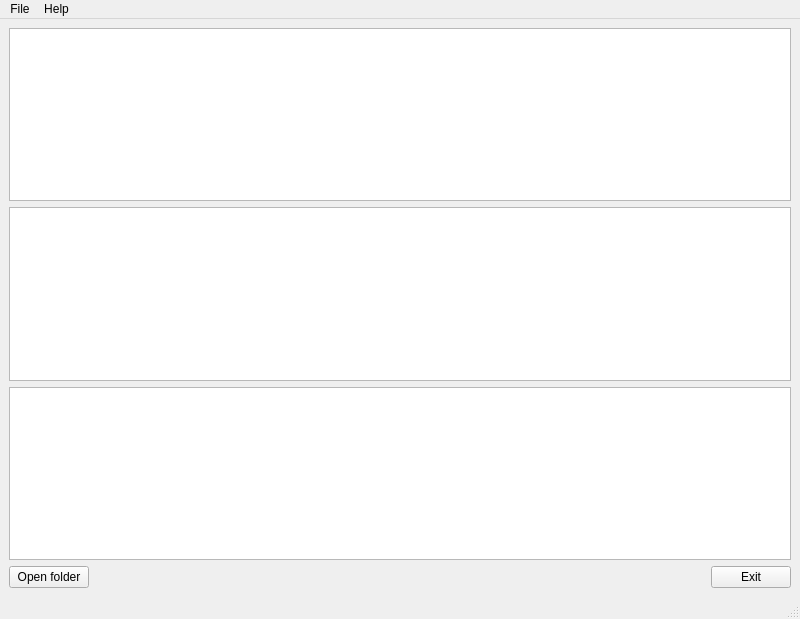
This is Git_Gui_Client/gui_main_window.ui in Dmytro-Dombrovskyi/Git_GUI_Client as Qt 5 draws it before an edit. The edited form follows.
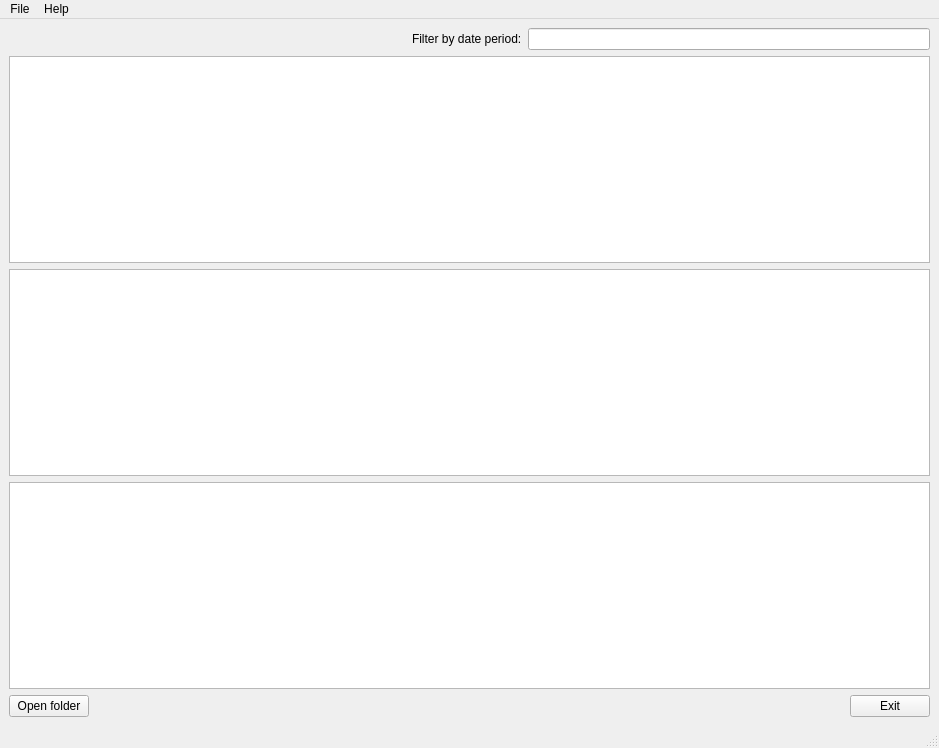
This is the edited form. Icons and pictures are not drawn.

Commit message: add filter to my model.

```diff
--- a/Git_Gui_Client/gui_main_window.ui
+++ b/Git_Gui_Client/gui_main_window.ui
@@ -6,14 +6,46 @@
    <rect>
     <x>0</x>
     <y>0</y>
-    <width>800</width>
-    <height>619</height>
+    <width>939</width>
+    <height>748</height>
    </rect>
   </property>
   <property name="windowTitle">
    <string>Git client</string>
   </property>
   <widget class="QWidget" name="centralwidget">
+   <layout class="QVBoxLayout" name="verticalLayout_2">
+    <item>
+     <layout class="QHBoxLayout" name="horizontalLayout_2">
+      <item>
+       <spacer name="horizontalSpacer_3">
+        <property name="orientation">
+         <enum>Qt::Horizontal</enum>
+        </property>
+        <property name="sizeHint" stdset="0">
+         <size>
+          <width>40</width>
+          <height>20</height>
+         </size>
+        </property>
+       </spacer>
+      </item>
+      <item>
+       <widget class="QLabel" name="label">
+        <property name="text">
+         <string>Filter by date period:</string>
+        </property>
+        <property name="buddy">
+         <cstring>lineEdit_FilterPeriod</cstring>
+        </property>
+       </widget>
+      </item>
+      <item>
+       <widget class="QLineEdit" name="lineEdit_FilterPeriod"/>
+      </item>
+     </layout>
+    </item>
+    <item>
    <layout class="QVBoxLayout" name="verticalLayout">
     <item>
      <widget class="QTableView" name="tableView">
@@ -57,7 +89,7 @@
        <bool>false</bool>
       </attribute>
       <attribute name="verticalHeaderStretchLastSection">
-       <bool>true</bool>
+         <bool>false</bool>
       </attribute>
      </widget>
     </item>
@@ -67,6 +99,8 @@
     <item>
      <widget class="QTableView" name="tableView_Files"/>
     </item>
+     </layout>
+    </item>
     <item>
      <layout class="QHBoxLayout" name="horizontalLayout">
       <item>
@@ -118,7 +152,7 @@
     <rect>
      <x>0</x>
      <y>0</y>
-     <width>800</width>
+     <width>939</width>
      <height>26</height>
     </rect>
    </property>
```
Left out of the diff: 4 changed lines with no effect on the pictures. Lines whose indentation alone changed are shown as unchanged. The commit also changes 6 other files.
